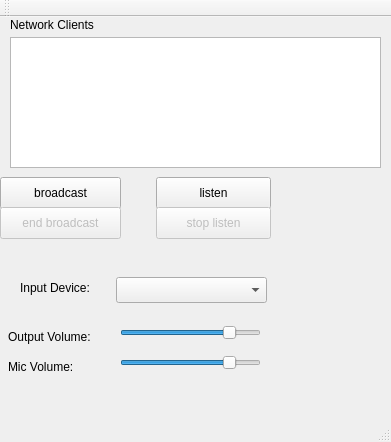
Qt form soft336/mainwindow.ui (samulacrum/qt-audio-networking) before a commit.
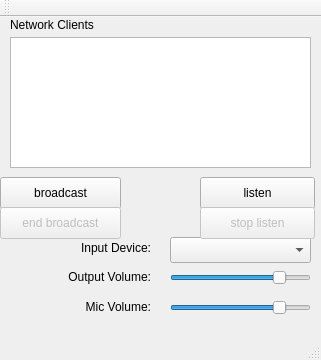
The same form after that commit.

Commit message: minor changes to UI, fixing pointers and memory leaks

```diff
--- a/soft336/mainwindow.ui
+++ b/soft336/mainwindow.ui
@@ -6,8 +6,8 @@
    <rect>
     <x>0</x>
     <y>0</y>
-    <width>391</width>
-    <height>442</height>
+    <width>321</width>
+    <height>360</height>
    </rect>
   </property>
   <property name="windowTitle">
@@ -30,7 +30,7 @@
    <widget class="QPushButton" name="listenButton">
     <property name="geometry">
      <rect>
-      <x>156</x>
+      <x>200</x>
       <y>160</y>
       <width>115</width>
       <height>32</height>
@@ -43,10 +43,10 @@
    <widget class="QSlider" name="outputVolumeControl">
     <property name="geometry">
      <rect>
-      <x>120</x>
-      <y>300</y>
+      <x>170</x>
+      <y>250</y>
       <width>141</width>
-      <height>31</height>
+      <height>21</height>
      </rect>
     </property>
     <property name="value">
@@ -59,9 +59,9 @@
    <widget class="QComboBox" name="deviceComboBox">
     <property name="geometry">
      <rect>
-      <x>116</x>
-      <y>260</y>
-      <width>151</width>
+      <x>170</x>
+      <y>220</y>
+      <width>141</width>
       <height>26</height>
      </rect>
     </property>
@@ -72,7 +72,7 @@
     </property>
     <property name="geometry">
      <rect>
-      <x>156</x>
+      <x>200</x>
       <y>190</y>
       <width>115</width>
       <height>32</height>
@@ -120,21 +120,24 @@
    <widget class="QLabel" name="label_2">
     <property name="geometry">
      <rect>
-      <x>20</x>
-      <y>260</y>
-      <width>91</width>
+      <x>50</x>
+      <y>220</y>
+      <width>101</width>
       <height>21</height>
      </rect>
     </property>
     <property name="text">
      <string>Input Device:</string>
     </property>
+    <property name="alignment">
+     <set>Qt::AlignRight|Qt::AlignTrailing|Qt::AlignVCenter</set>
+    </property>
    </widget>
    <widget class="QLabel" name="label_3">
     <property name="geometry">
      <rect>
-      <x>8</x>
-      <y>310</y>
+      <x>50</x>
+      <y>250</y>
       <width>101</width>
       <height>20</height>
      </rect>
@@ -142,27 +145,33 @@
     <property name="text">
      <string>Output Volume:</string>
     </property>
+    <property name="alignment">
+     <set>Qt::AlignRight|Qt::AlignTrailing|Qt::AlignVCenter</set>
+    </property>
    </widget>
    <widget class="QLabel" name="label_4">
     <property name="geometry">
      <rect>
-      <x>8</x>
-      <y>340</y>
-      <width>81</width>
+      <x>50</x>
+      <y>280</y>
+      <width>101</width>
       <height>20</height>
      </rect>
     </property>
     <property name="text">
      <string>Mic Volume:</string>
     </property>
+    <property name="alignment">
+     <set>Qt::AlignRight|Qt::AlignTrailing|Qt::AlignVCenter</set>
+    </property>
    </widget>
    <widget class="QSlider" name="inputVolumeControl">
     <property name="geometry">
      <rect>
-      <x>120</x>
-      <y>330</y>
+      <x>170</x>
+      <y>280</y>
       <width>141</width>
-      <height>31</height>
+      <height>21</height>
      </rect>
     </property>
     <property name="value">
@@ -177,7 +186,7 @@
      <rect>
       <x>10</x>
       <y>20</y>
-      <width>371</width>
+      <width>301</width>
       <height>131</height>
      </rect>
     </property>
```
Left out of the diff: 2 changed lines with no effect on the pictures. The commit also changes 6 other files.
